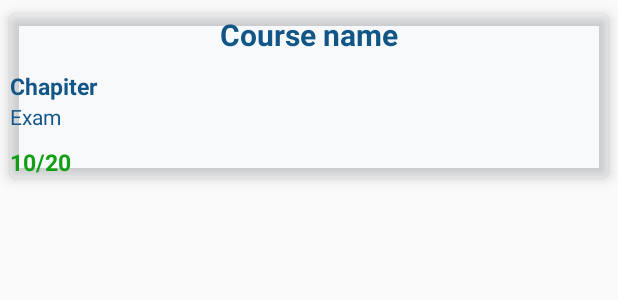
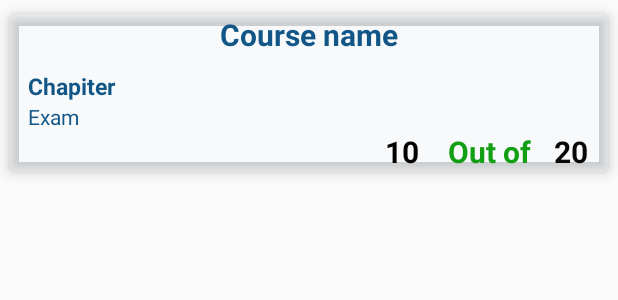
Before and after one commit to frere10/officels, an Android app: the layout mark_item_view.xml on its own in the app's theme, with its tools: preview values and no code run, on a phone screen of 412 x 824 dp. Shown: the top 300 px of the screen. Run offline under Robolectric (Android 15) with nearby library versions, the phone set to English and light mode, and no system bars; network calls fail.

Commit message:
Android final

```diff
--- a/app/src/main/AndroidManifest.xml
+++ b/app/src/main/AndroidManifest.xml
@@ -4,6 +4,7 @@
 
     <uses-permission android:name="android.permission.INTERNET" />
     <uses-permission android:name="android.permission.ACCESS_NETWORK_STATE" />
+    <uses-permission android:name="android.permission.WRITE_EXTERNAL_STORAGE"/>
     <uses-permission android:name="android.permission.READ_EXTERNAL_STORAGE" />
 
     <application
--- a/app/src/main/java/rw/akimana/officels/Adapters/MarksVAdapter.java
+++ b/app/src/main/java/rw/akimana/officels/Adapters/MarksVAdapter.java
@@ -19,13 +19,14 @@ public class MarksVAdapter extends RecyclerView.Adapter<MarksVAdapter.RecyclerVH
     int currentPosition = 0;
 
     public class RecyclerVHolder extends RecyclerView.ViewHolder{
-        public TextView tvCourse, tvChapiter, tvExam, tvMarks;
+        public TextView tvCourse, tvChapiter, tvExam, tvMarks, tvWeight;
         public RecyclerVHolder(View v){
             super(v);
             tvCourse = v.findViewById(R.id.tv_course);
             tvChapiter = v.findViewById(R.id.tv_chapiter);
             tvExam = v.findViewById(R.id.tv_exam);
             tvMarks = v.findViewById(R.id.tv_mark);
+            tvWeight = v.findViewById(R.id.tv_weight);
         }
     }
 
@@ -47,6 +48,7 @@ public class MarksVAdapter extends RecyclerView.Adapter<MarksVAdapter.RecyclerVH
         holder.tvChapiter.setText(current.getChapiter());
         holder.tvExam.setText(current.getExam());
         holder.tvMarks.setText(current.getUserMarks());
+        holder.tvWeight.setText(current.getMarksWeight());
     }
     public void clearAdapter(){
         markList.clear();
--- a/app/src/main/java/rw/akimana/officels/AppRequest/CourseRequest.java
+++ b/app/src/main/java/rw/akimana/officels/AppRequest/CourseRequest.java
@@ -128,7 +128,7 @@ public class CourseRequest {
 
             @Override
             public void onErrorResponse(VolleyError error) {
-                Log.e(TAG, "Login Error: " + error.getMessage());
+                Log.e(TAG, "Course Error: " + error.getMessage());
                 Toast.makeText(mCxt, error.getMessage(), Toast.LENGTH_LONG).show();
 //                hideDialog();
             }
--- a/app/src/main/java/rw/akimana/officels/Login.java
+++ b/app/src/main/java/rw/akimana/officels/Login.java
@@ -72,6 +72,9 @@ public class Login extends AppCompatActivity {
             case R.id.action_setting:
                 startActivity(new Intent(getApplicationContext(),SettingActivity.class));
                 break;
+            case R.id.action_view_marks:
+                startActivity(new Intent(getApplicationContext(), MarksActivity.class));
+                break;
         }
         return super.onOptionsItemSelected(item);
     }
--- a/app/src/main/java/rw/akimana/officels/MainActivity.java
+++ b/app/src/main/java/rw/akimana/officels/MainActivity.java
@@ -84,6 +84,9 @@ public class MainActivity extends AppCompatActivity {
             case R.id.action_setting:
                 startActivity(new Intent(getApplicationContext(),SettingActivity.class));
                 break;
+            case R.id.action_view_marks:
+                startActivity(new Intent(getApplicationContext(), MarksActivity.class));
+                break;
         }
         return super.onOptionsItemSelected(item);
     }
--- a/app/src/main/java/rw/akimana/officels/ViewExamActivity.java
+++ b/app/src/main/java/rw/akimana/officels/ViewExamActivity.java
@@ -63,13 +63,14 @@ public class ViewExamActivity extends AppCompatActivity {
             String ipAddress = hashMap.get(IpAddress.IpAttributes.COL_IPADDRESS);
             dataUrl = protocal + "://" + ipAddress + URL_PREFIX + examFile;
         }
-        tvTitle.setText(examTitle);
+//        tvTitle.setText(examTitle);
 
         try {
             new DownloadTask(getApplicationContext(), tvTitle, pdfView, examFile);
+//            openPdfFile(dataUrl);
         }catch (Exception e){
             Log.d("PDF Error", e.toString());
-            Toast.makeText(getApplicationContext(), "Sorry there is an error.", Toast.LENGTH_LONG).show();
+            Toast.makeText(getApplicationContext(), "You phone refused to write on External storage", Toast.LENGTH_LONG).show();
         }
         btnDoExam.setOnClickListener(new View.OnClickListener() {
             @Override
--- a/app/src/main/res/layout/activity_login.xml
+++ b/app/src/main/res/layout/activity_login.xml
@@ -69,7 +69,7 @@
                         android:drawableTint="#FF4081"
                         android:hint="Password"
                         android:id="@+id/et_password"
-                        android:inputType="numberPassword" />
+                        android:inputType="textPassword" />
                 </android.support.design.widget.TextInputLayout>
 
                 <TextView
--- a/app/src/main/res/layout/mark_item_view.xml
+++ b/app/src/main/res/layout/mark_item_view.xml
@@ -1,7 +1,7 @@
 <?xml version="1.0" encoding="utf-8"?>
 <android.support.v7.widget.CardView
     xmlns:android="http://schemas.android.com/apk/res/android"
-    xmlns:tools="http://schemas.android.com/tools" android:layout_width="match_parent"
+    android:layout_width="match_parent"
     android:layout_height="wrap_content"
     app:cardCornerRadius="5dp"
     app:cardElevation="5dp"
@@ -10,49 +10,87 @@
     xmlns:app="http://schemas.android.com/apk/res-auto">
 
     <LinearLayout
+        android:layout_width="match_parent"
         android:layout_height="wrap_content"
-            android:layout_width="match_parent"
         android:orientation="vertical">
 
         <TextView
-                android:text="Course name"
-                android:textStyle="bold"
-                android:textSize="20sp"
-                android:textColor="#125688"
-                android:textAlignment="center"
+            android:id="@+id/tv_course"
             android:layout_width="match_parent"
             android:layout_height="wrap_content"
-                android:id="@+id/tv_course"
-                />
+            android:text="Course name"
+            android:textAlignment="center"
+            android:textColor="#125688"
+            android:textSize="20sp"
+            android:textStyle="bold" />
+
         <TextView
+            android:id="@+id/tv_chapiter"
+            android:layout_width="match_parent"
+            android:layout_height="wrap_content"
+            android:layout_marginLeft="12dp"
             android:layout_marginTop="10dp"
             android:text="Chapiter"
-                android:textStyle="bold"
+            android:textColor="#125688"
             android:textSize="15sp"
-                android:textColor="#125688"
+            android:textStyle="bold" />
+
+        <TextView
+            android:id="@+id/tv_exam"
             android:layout_width="match_parent"
             android:layout_height="wrap_content"
-                android:id="@+id/tv_chapiter"
-                />
+            android:layout_marginLeft="12dp"
+            android:fontFamily="sans-serif"
+            android:text="Exam"
+            android:textColor="#125688"
+            android:textSize="14sp" />
+
+        <RelativeLayout
+            android:layout_width="match_parent"
+            android:layout_height="wrap_content"
+            android:layout_marginLeft="12dp"
+            android:orientation="horizontal">
 
             <TextView
-                android:text="Exam"
-                android:layout_width="match_parent"
-                android:fontFamily="sans-serif"
-                android:textSize="14sp"
-                android:textColor="#125688"
+                android:id="@+id/tv_mark"
+                android:layout_width="wrap_content"
                 android:layout_height="wrap_content"
-                android:id="@+id/tv_exam"/>
+                android:layout_alignParentEnd="true"
+                android:layout_alignParentTop="true"
+                android:layout_marginEnd="126dp"
+                android:text="10"
+                android:textColor="#000000"
+                android:textSize="20sp"
+                android:textStyle="bold"
+                android:layout_alignParentRight="true"
+                android:layout_marginRight="126dp" />
 
             <TextView
-                android:layout_marginTop="10dp"
-                android:text="10/20"
-                android:textStyle="bold"
-                android:textSize="15sp"
-                android:textColor="#129f14"
                 android:layout_width="wrap_content"
                 android:layout_height="wrap_content"
-                android:id="@+id/tv_mark"
-                />
+                android:layout_alignParentEnd="true"
+                android:layout_alignParentTop="true"
+                android:layout_marginEnd="51dp"
+                android:text="Out of"
+                android:textColor="#129f14"
+                android:textSize="20sp"
+                android:textStyle="bold"
+                android:layout_alignParentRight="true"
+                android:layout_marginRight="51dp" />
+
+            <TextView
+                android:id="@+id/tv_weight"
+                android:layout_width="wrap_content"
+                android:layout_height="wrap_content"
+                android:layout_alignParentEnd="true"
+                android:layout_alignParentTop="true"
+                android:layout_marginEnd="13dp"
+                android:text="20"
+                android:textColor="#080808"
+                android:textSize="20sp"
+                android:textStyle="bold"
+                android:layout_alignParentRight="true"
+                android:layout_marginRight="13dp" />
+        </RelativeLayout>
     </LinearLayout>
 </android.support.v7.widget.CardView>
--- a/app/src/main/res/menu/main.xml
+++ b/app/src/main/res/menu/main.xml
@@ -1,4 +1,5 @@
 <menu xmlns:android="http://schemas.android.com/apk/res/android">
     <item android:id="@+id/action_setting" android:title="@string/menu_setting"/>
+    <item android:id="@+id/action_view_marks" android:title="@string/menu_vew_marks"/>
     <item android:id="@+id/action_logout" android:title="@string/menu_logout"/>
 </menu>
--- a/app/src/main/res/values/strings.xml
+++ b/app/src/main/res/values/strings.xml
@@ -19,6 +19,7 @@
 
     <string name="menu_logout">Log out</string>
     <string name="menu_setting">Setting</string>
+    <string name="menu_vew_marks">View marks</string>
     <string name="menu_view">View exercice</string>
 
     <string name="app_name_with_index">PdfRendererBasic (%1$d/%2$d)</string>
```
Also changed, not shown: app/src/main/java/rw/akimana/officels/AppRequest/LoginRequest.java (+9 -5 lines), app/src/main/java/rw/akimana/officels/AppRequest/MarkRequest.java (+15 -10 lines), app/src/main/java/rw/akimana/officels/MarksActivity.java (+6 -3 lines), app/src/main/res/layout/activity_marks.xml (+9 -3 lines). Lines whose indentation alone changed are shown as unchanged.
